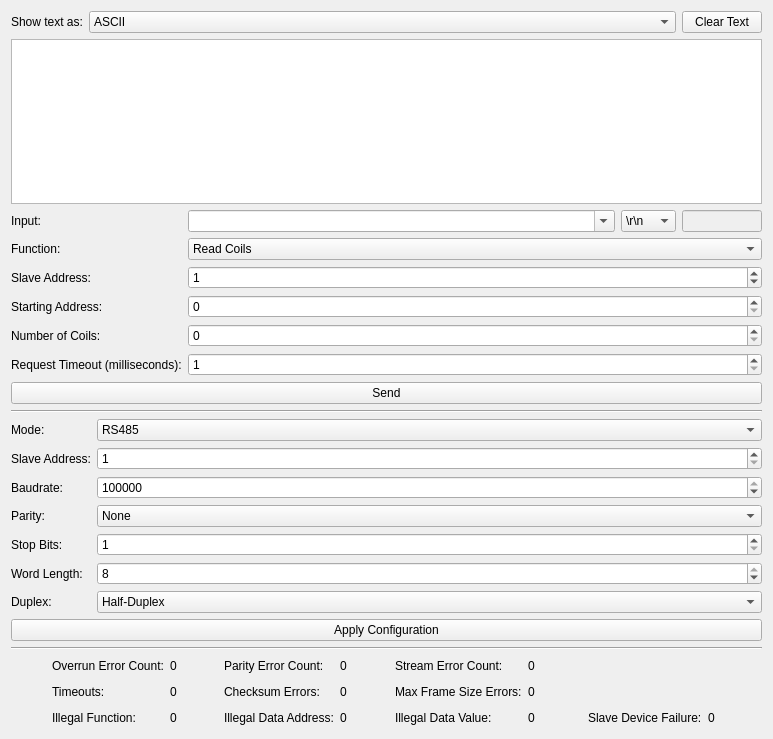
Before: the Qt Designer form src/brickv/plugin_system/plugins/rs485/ui/rs485.ui in Tinkerforge/brickv, drawn with Qt 5.
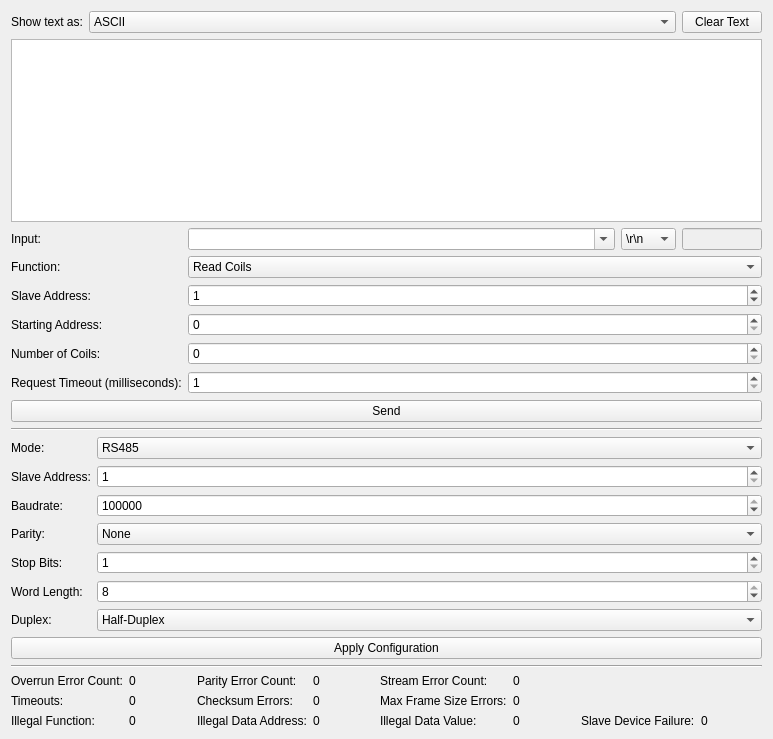
After: the same form once the commit is applied.

Commit message: Update bindings and find-tune RS485 and Thermal Imaging GUI

Diff of the .ui file:
```diff
--- a/src/brickv/plugin_system/plugins/rs485/ui/rs485.ui
+++ b/src/brickv/plugin_system/plugins/rs485/ui/rs485.ui
@@ -506,315 +506,206 @@
       </property>
       <item row="0" column="0">
        <layout class="QGridLayout" name="gridLayout_4">
-        <item row="1" column="4">
+        <item row="1" column="2">
          <widget class="QLabel" name="label_error_modbus_checksum_name">
           <property name="text">
            <string>Checksum Errors:</string>
           </property>
          </widget>
         </item>
-        <item row="1" column="1">
+        <item row="1" column="0">
          <widget class="QLabel" name="label_error_modbus_timeout_name">
           <property name="text">
            <string>Timeouts:</string>
           </property>
          </widget>
         </item>
-        <item row="2" column="9">
-         <spacer name="horizontalSpacer_8">
-          <property name="orientation">
-           <enum>Qt::Horizontal</enum>
-          </property>
-          <property name="sizeHint" stdset="0">
-           <size>
-            <width>40</width>
-            <height>20</height>
-           </size>
-          </property>
-         </spacer>
-        </item>
-        <item row="1" column="3">
-         <spacer name="horizontalSpacer_9">
-          <property name="orientation">
-           <enum>Qt::Horizontal</enum>
-          </property>
-          <property name="sizeHint" stdset="0">
-           <size>
-            <width>40</width>
-            <height>20</height>
-           </size>
-          </property>
-         </spacer>
-        </item>
-        <item row="1" column="7">
+        <item row="1" column="4">
          <widget class="QLabel" name="label_error_modbus_frame_size_name">
           <property name="text">
            <string>Max Frame Size Errors:</string>
           </property>
          </widget>
         </item>
-        <item row="1" column="9" colspan="4">
-         <spacer name="horizontalSpacer_5">
-          <property name="orientation">
-           <enum>Qt::Horizontal</enum>
-          </property>
-          <property name="sizeHint" stdset="0">
-           <size>
-            <width>40</width>
-            <height>20</height>
-           </size>
-          </property>
-         </spacer>
-        </item>
-        <item row="2" column="11">
+        <item row="2" column="7">
          <widget class="QLabel" name="label_error_modbus_slave_device_failure">
-          <property name="text">
-           <string>0</string>
+          <property name="sizePolicy">
+           <sizepolicy hsizetype="Preferred" vsizetype="Preferred">
+            <horstretch>1</horstretch>
+            <verstretch>0</verstretch>
+           </sizepolicy>
           </property>
-         </widget>
-        </item>
-        <item row="2" column="6">
-         <spacer name="horizontalSpacer_12">
-          <property name="orientation">
-           <enum>Qt::Horizontal</enum>
-          </property>
-          <property name="sizeHint" stdset="0">
-           <size>
-            <width>40</width>
-            <height>20</height>
-           </size>
-          </property>
-         </spacer>
-        </item>
-        <item row="1" column="8">
-         <widget class="QLabel" name="label_error_modbus_frame_size">
           <property name="text">
            <string>0</string>
           </property>
          </widget>
         </item>
         <item row="1" column="5">
+         <widget class="QLabel" name="label_error_modbus_frame_size">
+          <property name="sizePolicy">
+           <sizepolicy hsizetype="Preferred" vsizetype="Preferred">
+            <horstretch>1</horstretch>
+            <verstretch>0</verstretch>
+           </sizepolicy>
+          </property>
+          <property name="text">
+           <string>0</string>
+          </property>
+         </widget>
+        </item>
+        <item row="1" column="3">
          <widget class="QLabel" name="label_error_modbus_checksum">
+          <property name="sizePolicy">
+           <sizepolicy hsizetype="Preferred" vsizetype="Preferred">
+            <horstretch>1</horstretch>
+            <verstretch>0</verstretch>
+           </sizepolicy>
+          </property>
           <property name="text">
            <string>0</string>
           </property>
          </widget>
         </item>
-        <item row="1" column="6">
-         <spacer name="horizontalSpacer_10">
-          <property name="orientation">
-           <enum>Qt::Horizontal</enum>
-          </property>
-          <property name="sizeHint" stdset="0">
-           <size>
-            <width>40</width>
-            <height>20</height>
-           </size>
-          </property>
-         </spacer>
-        </item>
-        <item row="2" column="10">
+        <item row="2" column="6">
          <widget class="QLabel" name="label_error_modbus_slave_device_failure_name">
           <property name="text">
            <string>Slave Device Failure:</string>
           </property>
          </widget>
         </item>
-        <item row="2" column="1">
+        <item row="2" column="0">
          <widget class="QLabel" name="label_error_modbus_illegal_function_name">
           <property name="text">
            <string>Illegal Function:</string>
           </property>
          </widget>
         </item>
-        <item row="1" column="2">
+        <item row="1" column="1">
          <widget class="QLabel" name="label_error_modbus_timeout">
+          <property name="sizePolicy">
+           <sizepolicy hsizetype="Preferred" vsizetype="Preferred">
+            <horstretch>1</horstretch>
+            <verstretch>0</verstretch>
+           </sizepolicy>
+          </property>
           <property name="text">
            <string>0</string>
           </property>
          </widget>
         </item>
-        <item row="2" column="3">
-         <spacer name="horizontalSpacer_13">
-          <property name="orientation">
-           <enum>Qt::Horizontal</enum>
-          </property>
-          <property name="sizeHint" stdset="0">
-           <size>
-            <width>40</width>
-            <height>20</height>
-           </size>
-          </property>
-         </spacer>
-        </item>
-        <item row="1" column="0">
-         <spacer name="horizontalSpacer_6">
-          <property name="orientation">
-           <enum>Qt::Horizontal</enum>
-          </property>
-          <property name="sizeHint" stdset="0">
-           <size>
-            <width>40</width>
-            <height>20</height>
-           </size>
-          </property>
-         </spacer>
-        </item>
-        <item row="2" column="12">
-         <spacer name="horizontalSpacer_11">
-          <property name="orientation">
-           <enum>Qt::Horizontal</enum>
-          </property>
-          <property name="sizeHint" stdset="0">
-           <size>
-            <width>40</width>
-            <height>20</height>
-           </size>
-          </property>
-         </spacer>
-        </item>
-        <item row="2" column="4">
+        <item row="2" column="2">
          <widget class="QLabel" name="label_error_modbus_illegal_data_address_name">
           <property name="text">
            <string>Illegal Data Address:</string>
           </property>
          </widget>
         </item>
-        <item row="2" column="2">
+        <item row="2" column="1">
          <widget class="QLabel" name="label_error_modbus_illegal_function">
-          <property name="text">
-           <string>0</string>
+          <property name="sizePolicy">
+           <sizepolicy hsizetype="Preferred" vsizetype="Preferred">
+            <horstretch>1</horstretch>
+            <verstretch>0</verstretch>
+           </sizepolicy>
           </property>
-         </widget>
-        </item>
-        <item row="2" column="8">
-         <widget class="QLabel" name="label_error_modbus_illegal_data_value">
           <property name="text">
            <string>0</string>
           </property>
          </widget>
         </item>
         <item row="2" column="5">
+         <widget class="QLabel" name="label_error_modbus_illegal_data_value">
+          <property name="sizePolicy">
+           <sizepolicy hsizetype="Preferred" vsizetype="Preferred">
+            <horstretch>1</horstretch>
+            <verstretch>0</verstretch>
+           </sizepolicy>
+          </property>
+          <property name="text">
+           <string>0</string>
+          </property>
+         </widget>
+        </item>
+        <item row="2" column="3">
          <widget class="QLabel" name="label_error_modbus_illegal_data_address">
+          <property name="sizePolicy">
+           <sizepolicy hsizetype="Preferred" vsizetype="Preferred">
+            <horstretch>1</horstretch>
+            <verstretch>0</verstretch>
+           </sizepolicy>
+          </property>
           <property name="text">
            <string>0</string>
           </property>
          </widget>
         </item>
-        <item row="2" column="7">
+        <item row="2" column="4">
          <widget class="QLabel" name="label_error_modbus_illegal_data_value_name">
           <property name="text">
            <string>Illegal Data Value:</string>
           </property>
          </widget>
         </item>
-        <item row="2" column="0">
-         <spacer name="horizontalSpacer_7">
-          <property name="orientation">
-           <enum>Qt::Horizontal</enum>
-          </property>
-          <property name="sizeHint" stdset="0">
-           <size>
-            <width>40</width>
-            <height>20</height>
-           </size>
-          </property>
-         </spacer>
-        </item>
         <item row="0" column="0">
-         <spacer name="horizontalSpacer">
-          <property name="orientation">
-           <enum>Qt::Horizontal</enum>
-          </property>
-          <property name="sizeHint" stdset="0">
-           <size>
-            <width>40</width>
-            <height>20</height>
-           </size>
-          </property>
-         </spacer>
-        </item>
-        <item row="0" column="1">
          <widget class="QLabel" name="label_error_overrun_name">
           <property name="text">
            <string>Overrun Error Count:</string>
           </property>
          </widget>
         </item>
-        <item row="0" column="2">
+        <item row="0" column="1">
          <widget class="QLabel" name="label_error_overrun">
+          <property name="sizePolicy">
+           <sizepolicy hsizetype="Preferred" vsizetype="Preferred">
+            <horstretch>1</horstretch>
+            <verstretch>0</verstretch>
+           </sizepolicy>
+          </property>
           <property name="text">
            <string>0</string>
           </property>
          </widget>
         </item>
-        <item row="0" column="3">
-         <spacer name="horizontalSpacer_2">
-          <property name="orientation">
-           <enum>Qt::Horizontal</enum>
-          </property>
-          <property name="sizeHint" stdset="0">
-           <size>
-            <width>40</width>
-            <height>20</height>
-           </size>
-          </property>
-         </spacer>
-        </item>
-        <item row="0" column="4">
+        <item row="0" column="2">
          <widget class="QLabel" name="label_error_parity_name">
           <property name="text">
            <string>Parity Error Count:</string>
           </property>
          </widget>
         </item>
-        <item row="0" column="5">
+        <item row="0" column="3">
          <widget class="QLabel" name="label_error_parity">
+          <property name="sizePolicy">
+           <sizepolicy hsizetype="Preferred" vsizetype="Preferred">
+            <horstretch>1</horstretch>
+            <verstretch>0</verstretch>
+           </sizepolicy>
+          </property>
           <property name="text">
            <string>0</string>
           </property>
          </widget>
         </item>
-        <item row="0" column="6">
-         <spacer name="horizontalSpacer_3">
-          <property name="orientation">
-           <enum>Qt::Horizontal</enum>
-          </property>
-          <property name="sizeHint" stdset="0">
-           <size>
-            <width>40</width>
-            <height>20</height>
-           </size>
-          </property>
-         </spacer>
-        </item>
-        <item row="0" column="7">
+        <item row="0" column="4">
          <widget class="QLabel" name="label_error_stream_name">
           <property name="text">
            <string>Stream Error Count:</string>
           </property>
          </widget>
         </item>
-        <item row="0" column="8">
+        <item row="0" column="5">
          <widget class="QLabel" name="label_error_stream">
+          <property name="sizePolicy">
+           <sizepolicy hsizetype="Preferred" vsizetype="Preferred">
+            <horstretch>1</horstretch>
+            <verstretch>0</verstretch>
+           </sizepolicy>
+          </property>
           <property name="text">
            <string>0</string>
           </property>
          </widget>
         </item>
-        <item row="0" column="9" colspan="4">
-         <spacer name="horizontalSpacer_4">
-          <property name="orientation">
-           <enum>Qt::Horizontal</enum>
-          </property>
-          <property name="sizeHint" stdset="0">
-           <size>
-            <width>40</width>
-            <height>20</height>
-           </size>
-          </property>
-         </spacer>
-        </item>
        </layout>
       </item>
      </layout>
```
The commit also changes 6 other files.
